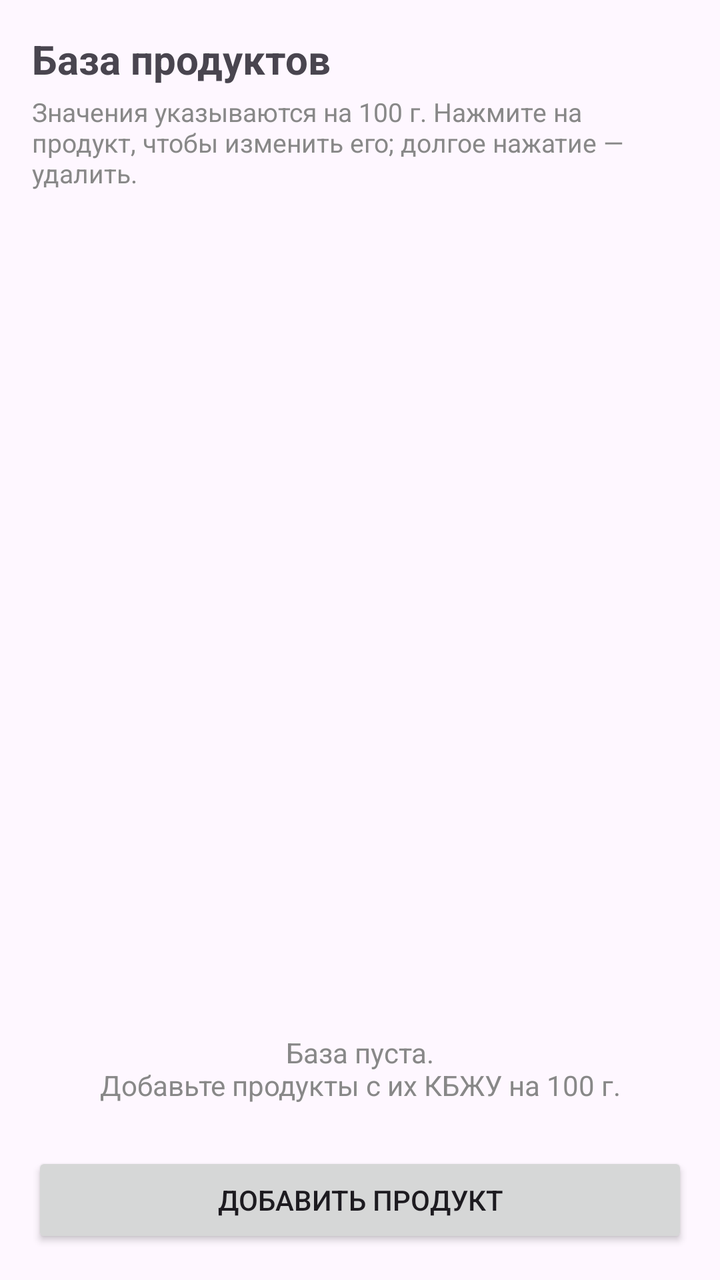
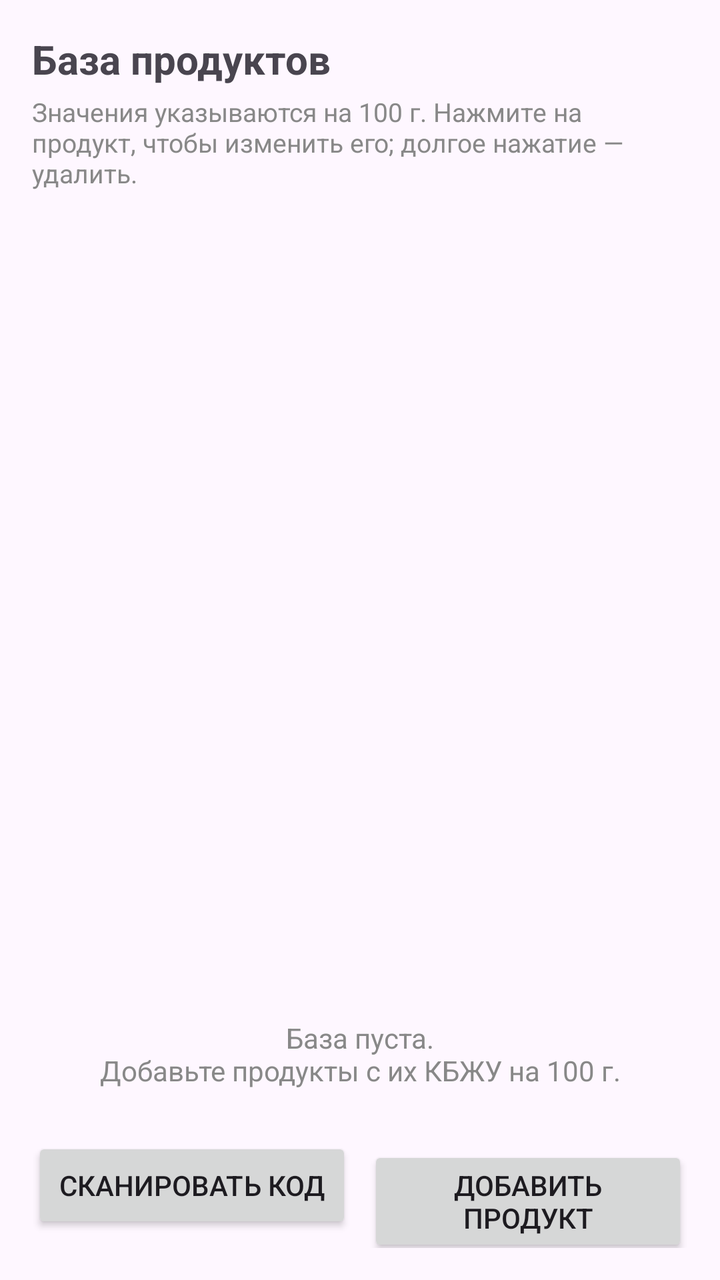

The first picture is an Android layout as it rendered before a commit; the second is the same layout after the commit. The layout source and the unified diff follow.
<!-- AndroidManifest.xml: application theme Theme.Calories -->
<!-- res/layout/activity_products.xml -->
<?xml version="1.0" encoding="utf-8"?>
<LinearLayout xmlns:android="http://schemas.android.com/apk/res/android"
    android:layout_width="match_parent"
    android:layout_height="match_parent"
    android:orientation="vertical"
    android:padding="16dp">

    <TextView
        android:layout_width="match_parent"
        android:layout_height="wrap_content"
        android:text="@string/products_title"
        android:textSize="20sp"
        android:textStyle="bold" />

    <TextView
        android:layout_width="match_parent"
        android:layout_height="wrap_content"
        android:layout_marginTop="4dp"
        android:text="@string/products_hint"
        android:textColor="#888888"
        android:textSize="13sp" />

    <androidx.recyclerview.widget.RecyclerView
        android:id="@+id/productList"
        android:layout_width="match_parent"
        android:layout_height="0dp"
        android:layout_marginTop="12dp"
        android:layout_weight="1" />

    <TextView
        android:id="@+id/productsEmptyText"
        android:layout_width="match_parent"
        android:layout_height="wrap_content"
        android:gravity="center"
        android:padding="16dp"
        android:text="@string/no_products"
        android:textColor="#888888" />

    <Button
        android:id="@+id/addProductButton"
        android:layout_width="match_parent"
        android:layout_height="wrap_content"
        android:layout_marginTop="8dp"
        android:text="@string/add_product" />

</LinearLayout>
<!-- resources referenced by this layout -->
<resources>
  <string name="add_product">Добавить продукт</string>
  <string name="no_products">База пуста.\nДобавьте продукты с их КБЖУ на 100 г.</string>
  <string name="products_hint">Значения указываются на 100 г. Нажмите на продукт, чтобы изменить его; долгое нажатие — удалить.</string>
  <string name="products_title">База продуктов</string>
  <style name="Theme.Calories" parent="Theme.Material3.DayNight.NoActionBar">
          <item name="colorPrimary">#2E7D32</item>
          <item name="android:statusBarColor">#2E7D32</item>
      </style>
</resources>

<!-- the commit's change to res/layout/activity_products.xml (unified diff, before → after) -->
@@ -36,11 +36,26 @@
         android:text="@string/no_products"
         android:textColor="#888888" />
 
-    <Button
-        android:id="@+id/addProductButton"
+    <LinearLayout
         android:layout_width="match_parent"
         android:layout_height="wrap_content"
         android:layout_marginTop="8dp"
-        android:text="@string/add_product" />
+        android:orientation="horizontal">
+
+        <Button
+            android:id="@+id/scanProductButton"
+            android:layout_width="0dp"
+            android:layout_height="wrap_content"
+            android:layout_marginEnd="8dp"
+            android:layout_weight="1"
+            android:text="@string/scan_button" />
+
+        <Button
+            android:id="@+id/addProductButton"
+            android:layout_width="0dp"
+            android:layout_height="wrap_content"
+            android:layout_weight="1"
+            android:text="@string/add_product" />
+    </LinearLayout>
 
 </LinearLayout>
<!-- resource entries referenced after the edit -->
@@ -4,6 +4,7 @@
   <string name="no_products">База пуста.\nДобавьте продукты с их КБЖУ на 100 г.</string>
   <string name="products_hint">Значения указываются на 100 г. Нажмите на продукт, чтобы изменить его; долгое нажатие — удалить.</string>
   <string name="products_title">База продуктов</string>
+  <string name="scan_button">Сканировать код</string>
   <style name="Theme.Calories" parent="Theme.Material3.DayNight.NoActionBar">
           <item name="colorPrimary">#2E7D32</item>
           <item name="android:statusBarColor">#2E7D32</item>
